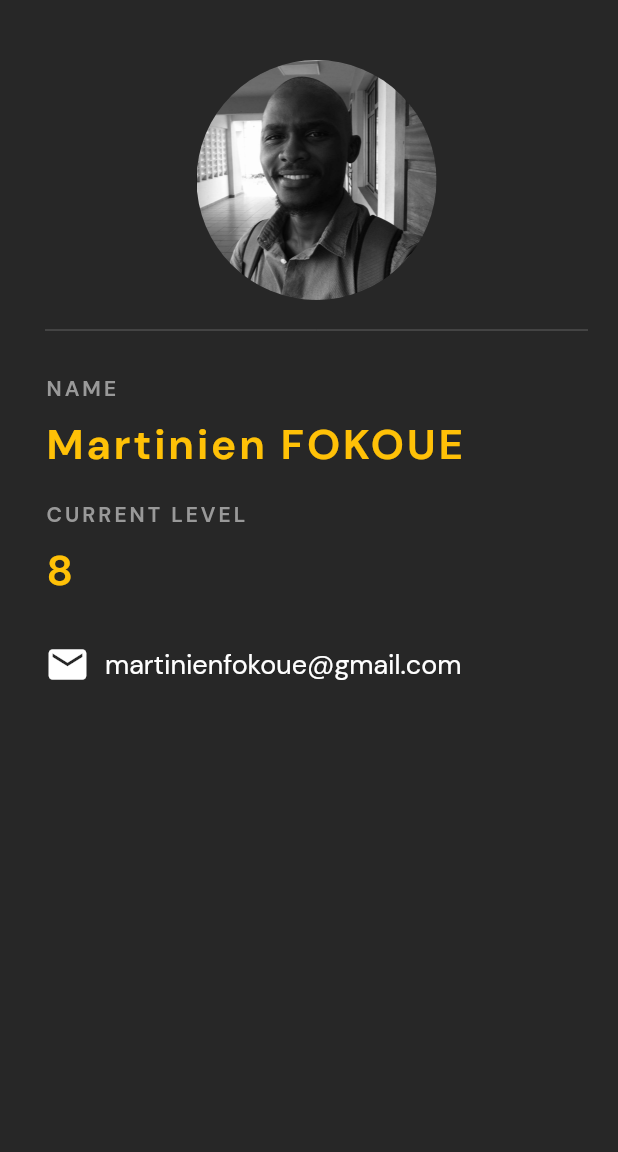
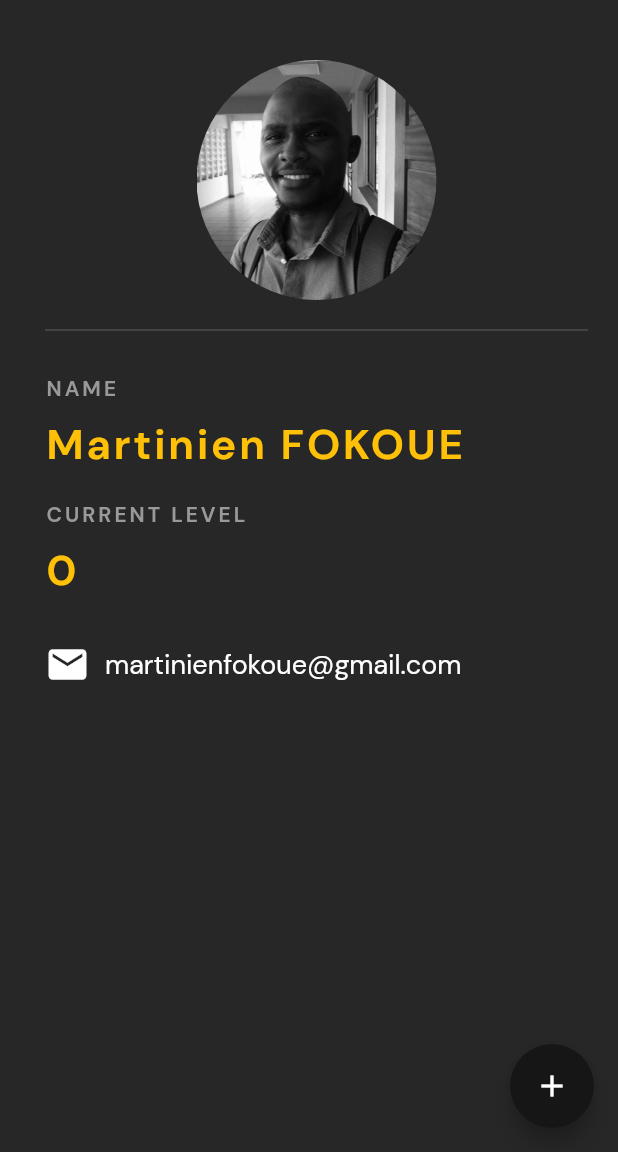
Before and after one commit to king-martinien/flutter-profil-card, a Flutter app: the screen it shows after launch, on a phone screen of 412 x 824 dp, the part 84-1236 px from its top. Run offline on Flutter 3.47's test engine with Material 2 defaults, Android fonts, the phone set to English and light mode, and no system bars.

```diff
--- a/lib/main.dart
+++ b/lib/main.dart
@@ -6,8 +6,15 @@ void main() {
   ));
 }
 
-class KingCard extends StatelessWidget {
+class KingCard extends StatefulWidget {
   const KingCard({super.key});
+
+  @override
+  State<KingCard> createState() => _KingCardState();
+}
+
+class _KingCardState extends State<KingCard> {
+  int currentLevel = 0;
 
   @override
   Widget build(BuildContext context) {
@@ -22,7 +29,7 @@ class KingCard extends StatelessWidget {
         backgroundColor: const Color.fromRGBO(22, 22, 22, 1),
         elevation: 0,
       ),
-      body: const Padding(
+      body: Padding(
         padding: EdgeInsets.fromLTRB(30, 40, 20, 0),
         child: Column(
           crossAxisAlignment: CrossAxisAlignment.start,
@@ -68,7 +75,7 @@ class KingCard extends StatelessWidget {
             ),
             SizedBox(height: 10),
             Text(
-              "8",
+              "$currentLevel",
               style: TextStyle(
                   color: Colors.amber,
                   fontSize: 28,
@@ -95,6 +102,15 @@ class KingCard extends StatelessWidget {
           ],
         ),
       ),
+      floatingActionButton: FloatingActionButton(
+        onPressed: () {
+          setState(() {
+            currentLevel += 1;
+          });
+        },
+        backgroundColor: const Color.fromRGBO(22, 22, 22, 1),
+        child: const Icon(Icons.add),
+      ),
     );
   }
 }
```
